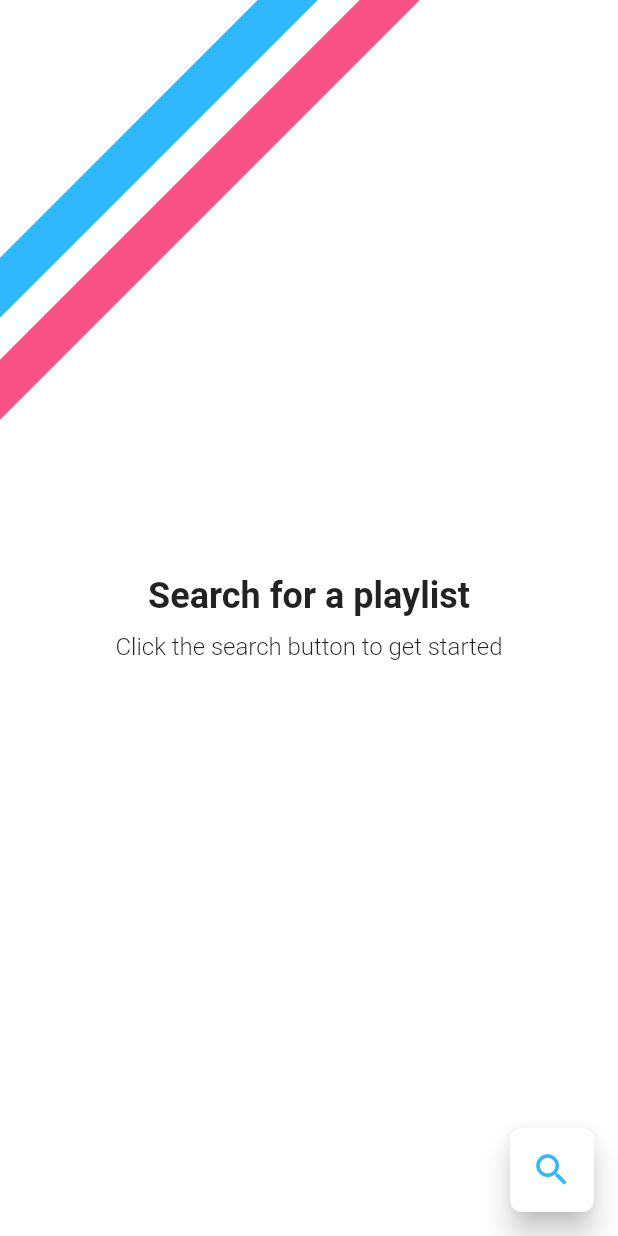
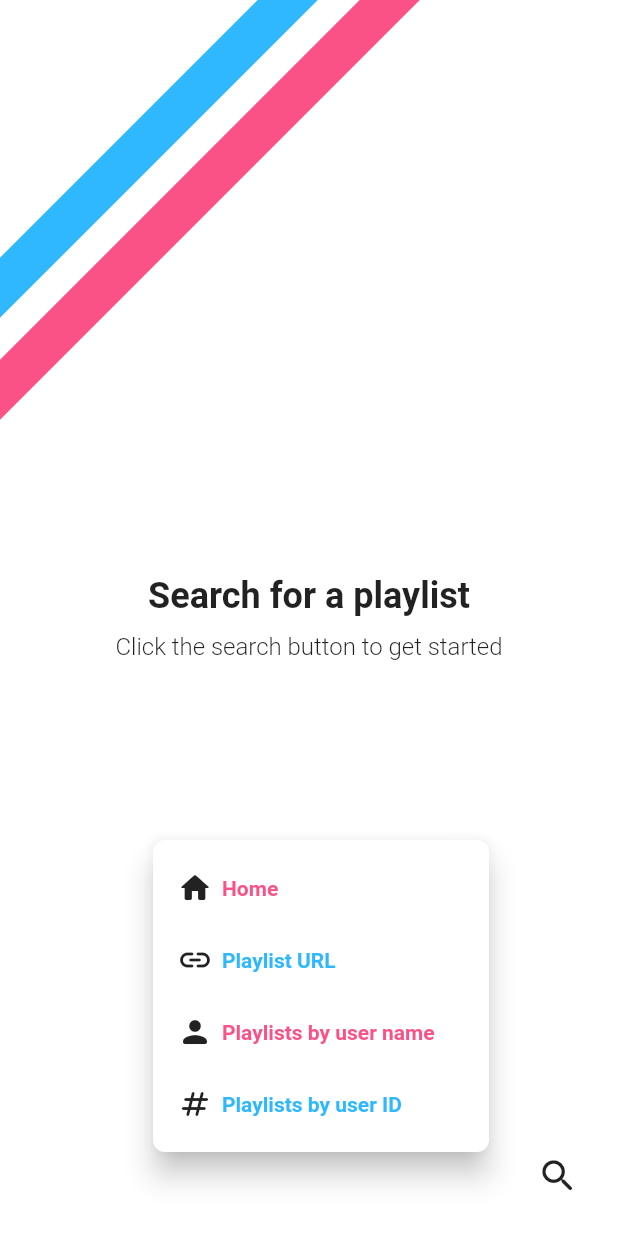
Before and after one commit to exoad/SpotifyPlaylistScrubber, a Flutter app: the screen it shows after launch, after a tap on the "search" icon, on a phone screen of 412 x 824 dp. Run offline on Flutter 3.47's test engine with Material 2 defaults, Android fonts, the phone set to English and light mode, and no system bars; our stand-ins replace envied; missing offline and left inert: simple_logger, spotify; accounts and stored records are empty; generated files the repository leaves out were written again.

Commit message:
`add` selection screen

```diff
--- a/lib/bits/bits.dart
+++ b/lib/bits/bits.dart
@@ -1,7 +1,6 @@
 import 'dart:math';
 
 import 'package:flutter/material.dart';
-import 'package:url_launcher/url_launcher.dart';
 
 export "themes.dart";
 export "spotify.dart";
@@ -24,8 +23,6 @@ List<Color> randomColors(int min, int max) {
   return colors;
 }
 
-
-
 T pickRandom<T>(List<T> elements) {
   return elements[rng.nextInt(elements.length)];
 }
--- a/lib/bits/themes.dart
+++ b/lib/bits/themes.dart
@@ -15,11 +15,8 @@ class LaF {
 
   static ThemeData theme() => ThemeData(
       floatingActionButtonTheme: FloatingActionButtonThemeData(
-          elevation: 8,
           hoverElevation: 14,
-          splashColor: LaF.primary1
-            ..withOpacity(0.2)
-            ..withAlpha(50),
+
           backgroundColor: LaF.bg,
           foregroundColor: LaF.primary1,
           shape: RoundedRectangleBorder(
--- a/lib/parts/app.dart
+++ b/lib/parts/app.dart
@@ -1,7 +1,82 @@
 import 'package:flutter/material.dart';
 import 'package:spotify_playlist_scrubber/bits/themes.dart';
-import 'package:spotify_playlist_scrubber/parts/input_view.dart';
 import 'package:spotify_playlist_scrubber/parts/parts.dart';
+
+enum _SearchFormEntry {
+  home_page("Home", Icons.home_rounded),
+  playlist_link("Playlist URL", Icons.link_rounded),
+  user_name("Playlists by user name", Icons.person_rounded),
+  user_id("Playlists by user ID", Icons.numbers_rounded);
+
+  const _SearchFormEntry(this.title,
+      [this.icon = Icons.search_rounded]);
+  final String title;
+  final IconData icon;
+}
+
+class _CascadedFloatingNavMenu extends StatefulWidget {
+  final void Function(_SearchFormEntry entry) onSelected;
+
+  const _CascadedFloatingNavMenu({required this.onSelected});
+
+  @override
+  State<_CascadedFloatingNavMenu> createState() =>
+      _CascadedFloatingNavMenuState();
+}
+
+class _CascadedFloatingNavMenuState
+    extends State<_CascadedFloatingNavMenu> {
+  final FocusNode _buttonFocusNode = FocusNode();
+
+  @override
+  void dispose() {
+    _buttonFocusNode.dispose();
+    super.dispose();
+  }
+
+  @override
+  Widget build(BuildContext context) {
+    return PopupMenuButton<_SearchFormEntry>(
+        surfaceTintColor: LaF.primary1
+          ..withOpacity(0.2)
+          ..withAlpha(50),
+        elevation: 8,
+        offset: Offset(
+            -70, -50 * _SearchFormEntry.values.length.toDouble()),
+        shape: RoundedRectangleBorder(
+            borderRadius: LaF.themeBorderRadius),
+        itemBuilder: (BuildContext context) {
+          List<PopupMenuItem<_SearchFormEntry>> widgets =
+              <PopupMenuItem<_SearchFormEntry>>[];
+          int i = 1;
+          for (_SearchFormEntry entry in _SearchFormEntry.values) {
+            widgets.add(PopupMenuItem<_SearchFormEntry>(
+              value: entry,
+              child: Row(
+                children: <Widget>[
+                  Icon(entry.icon),
+                  const SizedBox(width: 6),
+                  Text(entry.title,
+                      style: TextStyle(
+                          color: i % 2 == 0
+                              ? LaF.primary1
+                              : LaF.primary2,
+                          fontWeight: FontWeight.w700,
+                          fontSize: 14)),
+                ],
+              ),
+            ));
+            i++;
+          }
+          return widgets;
+        },
+        onSelected: widget.onSelected,
+        icon: const Icon(
+          size: 28,
+          Icons.search_rounded,
+        ));
+  }
+}
 
 class AppWrapper extends StatefulWidget {
   const AppWrapper({super.key});
@@ -11,26 +86,47 @@ class AppWrapper extends StatefulWidget {
 }
 
 class _AppWrapperState extends State<AppWrapper> {
+  late PageController _pageController;
+  late _SearchFormEntry _selected;
+
+  @override
+  void initState() {
+    super.initState();
+    _selected = _SearchFormEntry.home_page;
+    _pageController = PageController(initialPage: _selected.index);
+  }
+
   @override
   Widget build(BuildContext context) {
     return MaterialApp(
       debugShowCheckedModeBanner: false,
       home: Scaffold(
-            floatingActionButton: FloatingActionButton(
-                onPressed: () {
-                  TextInputView.showTextView(context,
-                      hint: "Search for a playlist",
-                      title: "Search", onChanged: (String value) {
-                    print(value);
+        floatingActionButton: _CascadedFloatingNavMenu(
+          onSelected: (_SearchFormEntry e) {
+            setState(() {
+              _selected = e;
+              _pageController.animateToPage(
+                e.index,
+                duration: const Duration(milliseconds: 300),
+                curve: Curves.easeInOut,
+              );
             });
           },
-                child: const Icon(
-                  size: 28,
-                  Icons.search_rounded,
-                )),
+        ),
         floatingActionButtonLocation:
             FloatingActionButtonLocation.endFloat,
-            body: const StartingBlankView()),
-        theme: LaF.theme());
+        body: PageView(
+          controller: _pageController,
+          physics: const NeverScrollableScrollPhysics(),
+          children: <Widget>[
+            const StartingBlankView(),
+            Container(color: Colors.red),
+            Container(color: Colors.blue),
+            Container(color: Colors.green),
+          ],
+        ),
+      ),
+      theme: LaF.theme(),
+    );
   }
 }
```
Lines whose indentation alone changed are shown as unchanged.
